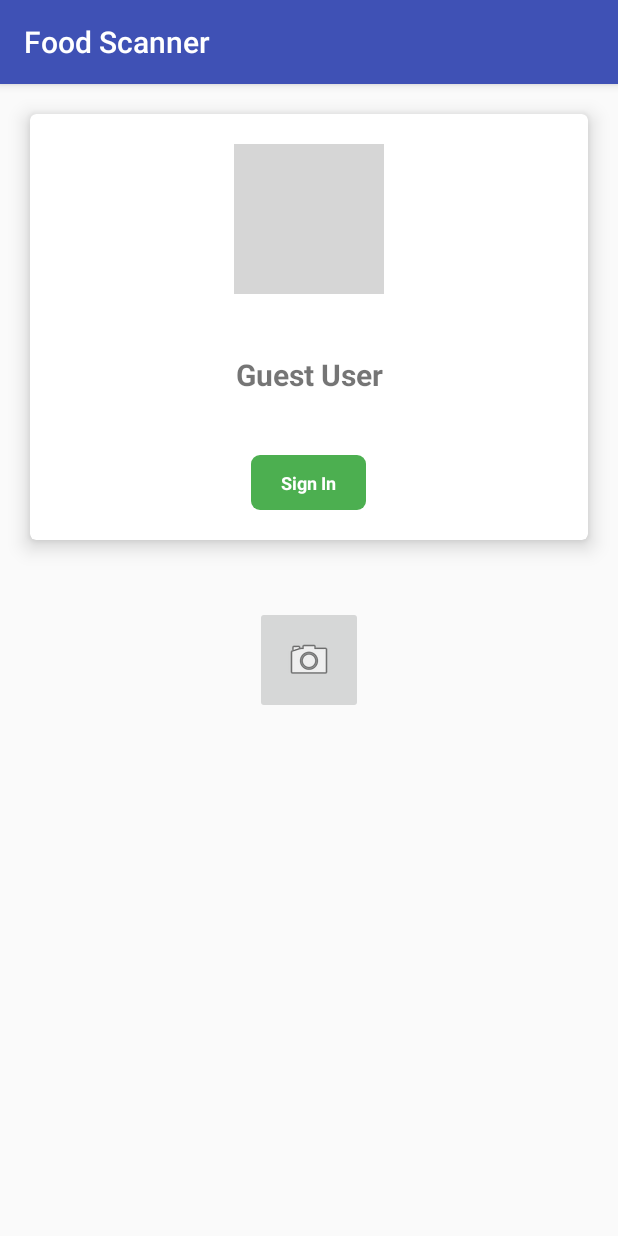
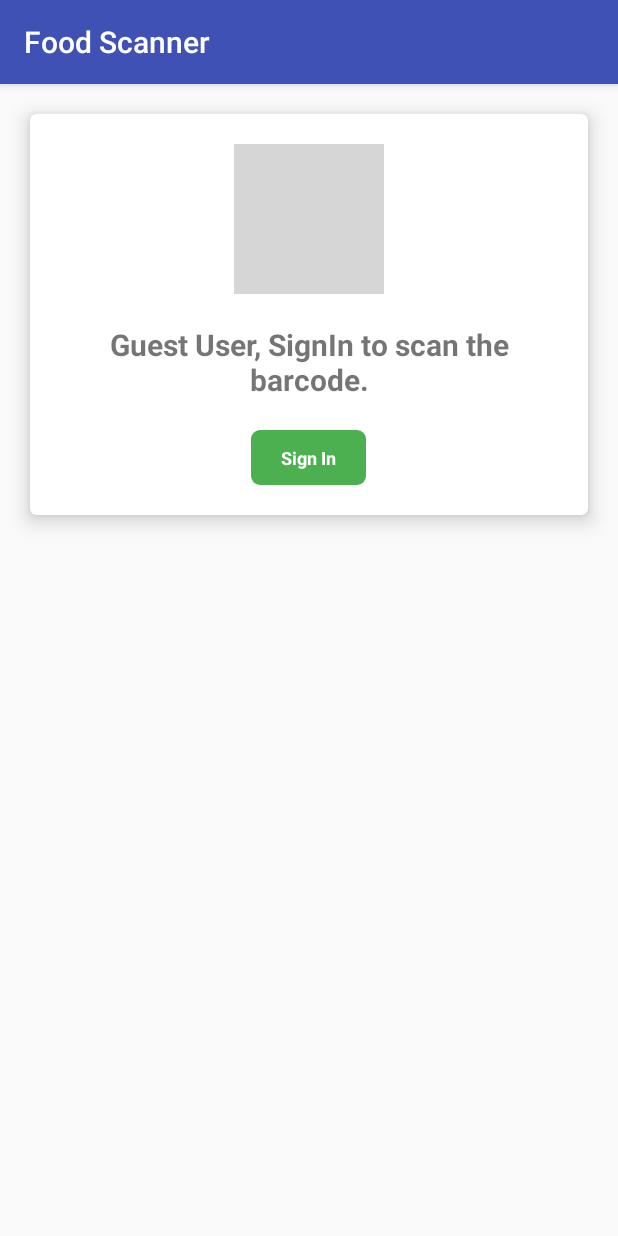
Before and after one commit to deepakwaitz/MyPathshalaCodingChallenge, an Android app: the screen it shows after launch (MainActivity), on a phone screen of 412 x 824 dp. Run offline under Robolectric (Android 15) with nearby library versions, the phone set to English and light mode, and no system bars; our stand-ins replace Firebase (no records; nobody signed in at launch, a user with empty details on screens opened directly); libraries missing offline, so code that uses them is left out: com.facebook.drawee, com.firebase.ui; plain views replace SimpleDraweeView; 4 statements that could not run were skipped; grey boxes are pictures that could not be loaded.

Commit message:
- Updated home screen UI

```diff
--- a/app/src/main/java/com/mypathshala/foodscanner/MainActivity.kt
+++ b/app/src/main/java/com/mypathshala/foodscanner/MainActivity.kt
@@ -80,6 +80,7 @@ class MainActivity : AppCompatActivity() {
         }
 
         allergen_profile_card_view?.visibility = View.VISIBLE
+        scanner_card_view?.visibility = View.VISIBLE
 
         add_allergen_button?.setOnClickListener {
             showAddDialog()
@@ -107,6 +108,7 @@ class MainActivity : AppCompatActivity() {
         //Updating views visibility
         signout_button?.visibility = View.GONE
         allergen_profile_card_view?.visibility = View.GONE
+        scanner_card_view?.visibility = View.GONE
         signin_button?.visibility = View.VISIBLE
 
         signin_button?.setOnClickListener {
--- /dev/null
+++ b/app/src/main/res/drawable/scan_icon.xml
@@ -0,0 +1,13 @@
+<vector
+    xmlns:android="http://schemas.android.com/apk/res/android"
+    android:name="vector"
+    android:width="64dp"
+    android:height="64dp"
+    android:viewportWidth="64"
+    android:viewportHeight="64">
+    <path
+        android:name="path"
+        android:pathData="M 54 36 C 53.47 36 52.961 36.211 52.586 36.586 C 52.211 36.961 52 37.47 52 38 L 52 50 C 52 50.53 51.789 51.039 51.414 51.414 C 51.039 51.789 50.53 52 50 52 L 14 52 C 13.47 52 12.961 51.789 12.586 51.414 C 12.211 51.039 12 50.53 12 50 L 12 38 C 12 37.47 11.789 36.961 11.414 36.586 C 11.039 36.211 10.53 36 10 36 C 9.47 36 8.961 36.211 8.586 36.586 C 8.211 36.961 8 37.47 8 38 L 8 50 C 8 51.591 8.633 53.118 9.757 54.243 C 10.882 55.367 12.409 56 14 56 L 50 56 C 51.591 56 53.118 55.367 54.243 54.243 C 55.367 53.118 56 51.591 56 50 L 56 38 C 56 37.47 55.789 36.961 55.414 36.586 C 55.039 36.211 54.53 36 54 36 Z M 59 28 L 56 28 L 56 14 C 56 12.409 55.367 10.882 54.243 9.757 C 53.118 8.633 51.591 8 50 8 L 14 8 C 12.409 8 10.882 8.633 9.757 9.757 C 8.633 10.882 8 12.409 8 14 L 8 28 L 5 28 C 4.47 28 3.961 28.211 3.586 28.586 C 3.211 28.961 3 29.47 3 30 C 3 30.53 3.211 31.039 3.586 31.414 C 3.961 31.789 4.47 32 5 32 L 59 32 C 59.53 32 60.039 31.789 60.414 31.414 C 60.789 31.039 61 30.53 61 30 C 61 29.47 60.789 28.961 60.414 28.586 C 60.039 28.211 59.53 28 59 28 Z M 12 14 C 12 13.47 12.211 12.961 12.586 12.586 C 12.961 12.211 13.47 12 14 12 L 50 12 C 50.53 12 51.039 12.211 51.414 12.586 C 51.789 12.961 52 13.47 52 14 L 52 28 L 12 28 Z"
+        android:fillColor="#231f20"
+        android:strokeWidth="1"/>
+</vector>
--- a/app/src/main/res/layout/activity_main.xml
+++ b/app/src/main/res/layout/activity_main.xml
@@ -40,7 +40,7 @@
                     android:layout_width="match_parent"
                     android:layout_height="wrap_content"
                     android:gravity="center"
-                    android:padding="20dp"
+                    android:paddingHorizontal="20dp"
                     android:text="@string/placeholder_login_status"
                     android:textSize="20sp"
                     android:textStyle="bold" />
@@ -136,12 +136,38 @@
 
         </androidx.cardview.widget.CardView>
 
+        <androidx.cardview.widget.CardView
+            android:id="@+id/scanner_card_view"
+            android:layout_width="match_parent"
+            android:layout_height="wrap_content"
+            android:layout_marginHorizontal="20dp"
+            android:layout_marginBottom="20dp"
+            app:cardCornerRadius="4dp"
+            app:cardElevation="8dp">
+
+            <LinearLayout
+                android:layout_width="match_parent"
+                android:layout_height="wrap_content"
+                android:orientation="vertical">
+
                 <ImageButton
                     android:id="@+id/scan_button"
                     android:layout_width="72dp"
                     android:layout_height="72dp"
                     android:layout_gravity="center"
                     android:layout_margin="24dp"
-            app:srcCompat="@android:drawable/ic_menu_camera" />
+                    android:background="@null"
+                    app:srcCompat="@drawable/scan_icon" />
+
+                <TextView
+                    android:id="@+id/scan_note_tv"
+                    android:layout_width="match_parent"
+                    android:layout_height="wrap_content"
+                    android:layout_marginBottom="20dp"
+                    android:gravity="center"
+                    android:text="Tap to scan the barcode."
+                    android:textSize="14sp" />
+            </LinearLayout>
+        </androidx.cardview.widget.CardView>
     </LinearLayout>
 </ScrollView>
--- a/app/src/main/res/values/strings.xml
+++ b/app/src/main/res/values/strings.xml
@@ -13,7 +13,7 @@
     <string name="pleceholder_sign_out">Sign Out</string>
     <string name="placeholder_sign_in">Sign In</string>
     <string name="placeholder_login_status">Hi, Deepak Ramalingam. Welcome.</string>
-    <string name="placeholder_guest_user">Guest User</string>
+    <string name="placeholder_guest_user">Guest User, SignIn to scan the barcode.</string>
     <string name="placeholder_hi">Hi &#160;</string>
     <string name="placeholder_welcome">, Welcome.</string>
     <string name="exceptions_subtitle">Allergens, food additives and more</string>
```
Lines whose indentation alone changed are shown as unchanged.
